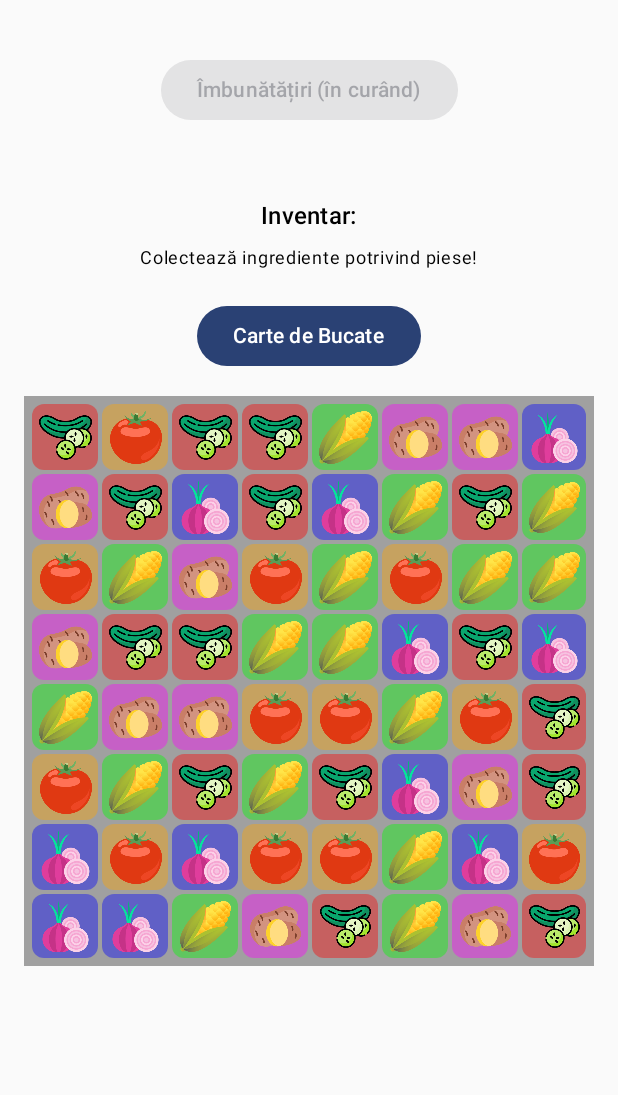
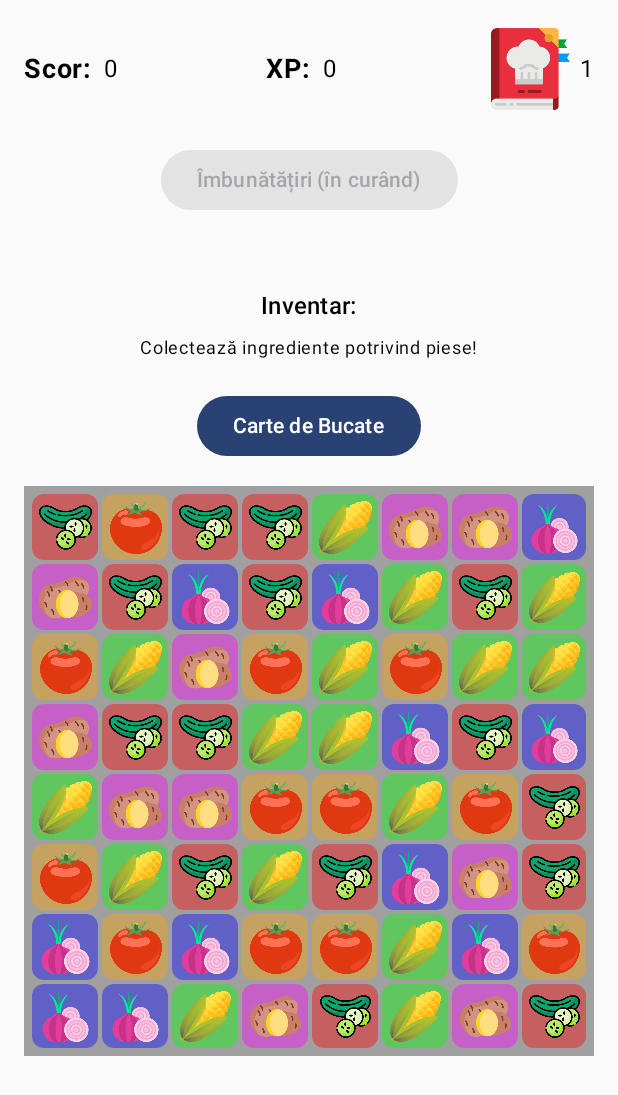
Before and after one commit to nycol332/Match3PuzzleGameCompose, an Android app built with Jetpack Compose: the screen it shows after launch (MainActivity), on a phone screen of 412 x 824 dp. Shown: the top 1095 px of the screen. Run offline under Robolectric (Android 15) with nearby library versions, the phone set to English and light mode, and no system bars.

Commit message:
Concept - unlocks recipe by level + shows no. of available recipes on screen

```diff
--- a/app/src/main/java/com/example/match3puzzlegame/MainActivity.kt
+++ b/app/src/main/java/com/example/match3puzzlegame/MainActivity.kt
@@ -74,7 +74,8 @@ data class LevelData(
     val levelId: Int,
     val name: String,
     val objectives: List<LevelObjective>,
-    val maxMoves: Int
+    val maxMoves: Int,
+    val unlocksRecipeIds: List<Int> = emptyList() //  Listă de ID-uri rețete deblocate
 )
 
 // Tipuri posibile de obiective
@@ -131,27 +132,6 @@ val tileDrawables: Map<Int, Int> = mapOf(
 
 //Liste
 
-val initialRecipes = listOf(
-    Recipe(
-        id = 1,
-        name = "Gustare misterioasa",
-        description = "Cucumber + Corn",
-        ingredientsNeeded = mapOf(TILE_TYPE_1 to 5, TILE_TYPE_4 to 3) // 5 Roșii, 3 Mere (exemplu!)
-    ),
-    Recipe(
-        id = 2,
-        name = "Salata misterioasa",
-        description = "Tomato + Corn",
-        ingredientsNeeded = mapOf(TILE_TYPE_2 to 4, TILE_TYPE_4 to 4) // 4 Portocale, 4 Mere
-    ),
-    Recipe(
-        id = 3,
-        name = "Tocăniță Misterioasă",
-        description = "Cucumber + Potato + Onion",
-        ingredientsNeeded = mapOf(TILE_TYPE_1 to 3, TILE_TYPE_5 to 6, TILE_TYPE_3 to 2) // 3 Roșii, 6 Vinete, 2 Afine
-    )
-)
-
 // --- Date Nivele Inițiale ---
 val gameLevels = listOf(
     LevelData(
@@ -160,7 +140,8 @@ val gameLevels = listOf(
         objectives = listOf(
             LevelObjective(ObjectiveType.COLLECT_INGREDIENTS, TILE_TYPE_2, 15) // Colectează 15 Roșii
         ),
-        maxMoves = 20
+        maxMoves = 20,
+        unlocksRecipeIds = listOf(2)
     ),
     LevelData(
         levelId = 2,
@@ -168,7 +149,8 @@ val gameLevels = listOf(
         objectives = listOf(
             LevelObjective(ObjectiveType.COOK_RECIPES, 1, 1) // Gătește Salata Proaspătă (ID 1) o dată
         ),
-        maxMoves = 25
+        maxMoves = 25,
+        unlocksRecipeIds = listOf(3)
     ),
     LevelData(
         levelId = 3,
@@ -177,11 +159,59 @@ val gameLevels = listOf(
             LevelObjective(ObjectiveType.COLLECT_INGREDIENTS, TILE_TYPE_5, 20), // 20 Cartofi
             LevelObjective(ObjectiveType.REACH_SCORE, 0, 5000) // Atinge 5000 puncte
         ),
-        maxMoves = 30
+        maxMoves = 30,
+        unlocksRecipeIds = listOf(4)
+    ),
+    LevelData(
+        levelId = 4,
+        name = "Festivalul Recoltei",
+        objectives = listOf(
+            LevelObjective(ObjectiveType.COOK_RECIPES, 2, 2), // Gătește Garnitura de Porumb de 2 ori
+            LevelObjective(ObjectiveType.COLLECT_INGREDIENTS, TILE_TYPE_4, 30) // 30 Porumb
+        ),
+        maxMoves = 35,
+        unlocksRecipeIds = listOf(5) // Deblochează Supa Cremă (4)
     )
+
+
+
     // Adaugă mai multe nivele
 )
 
+val allPossibleRecipes = listOf(
+    Recipe(
+        id = 1,
+        name = "Salată Proaspătă",
+        description = "Perfectă pentru o zi de vară.",
+        ingredientsNeeded = mapOf(TILE_TYPE_1 to 5, TILE_TYPE_2 to 3, TILE_TYPE_3 to 2) // 5 Castraveți, 3 Roșii, 2 Cepe
+    ),
+    Recipe(
+        id = 2,
+        name = "Garnitură de Porumb",
+        description = "Simplu și gustos.",
+        ingredientsNeeded = mapOf(TILE_TYPE_4 to 8, TILE_TYPE_1 to 2) // 8 Porumb, 2 Castraveți
+    ),
+    Recipe(
+        id = 3,
+        name = "Tocăniță de Legume",
+        description = "Sățioasă și aromată.",
+        ingredientsNeeded = mapOf(TILE_TYPE_5 to 6, TILE_TYPE_2 to 4, TILE_TYPE_3 to 3) // 6 Cartofi, 4 Roșii, 3 Cepe
+    ),
+    // --- Adaugă mai multe rețete aici ---
+    Recipe(
+        id = 4,
+        name = "Supă Cremă de Roșii",
+        description = "Clasică și reconfortantă.",
+        ingredientsNeeded = mapOf(TILE_TYPE_2 to 10, TILE_TYPE_3 to 4) // 10 Roșii, 4 Cepe
+    ),
+    Recipe(
+        id = 5,
+        name = "Cartofi la Cuptor",
+        description = "Cu ierburi aromatice.",
+        ingredientsNeeded = mapOf(TILE_TYPE_5 to 12, TILE_TYPE_3 to 2) // 12 Cartofi, 2 Cepe
+    )
+)
+val initialRecipes = allPossibleRecipes.filter { it.id == 1 }
 
 
 
@@ -271,8 +301,9 @@ fun Match3GameApp() {
     var gameState by remember { mutableStateOf("Playing") }
     var selectedRecipeToShow by remember { mutableStateOf<Recipe?>(null) } // Pentru dialog
     var showRecipeBookScreen by remember { mutableStateOf(false) } // Pentru navigare ecran
-    val availableRecipes by remember { mutableStateOf(initialRecipes) } // Lista rețetelor
+    var availableRecipes by remember { mutableStateOf(initialRecipes.toMutableList()) } // Lista rețetelor
     val context = LocalContext.current // Obține contextul aici
+    var playerXP by remember { mutableStateOf(0) } // --- Starea pentru Experiență ---
 
 
     // === LOGICA JOCULUI  ===
@@ -430,10 +461,40 @@ fun Match3GameApp() {
             // --- CONDIȚIE DE VICTORIE ---
             Log.i(TAG, "Level ${currentLevelData.levelId} WON!")
             gameState = "Won"
+
+            // --- Deblochează Rețete ---
+            val newlyUnlockedRecipes = mutableListOf<String>()
+            currentLevelData.unlocksRecipeIds.forEach { recipeId ->
+
+                Log.d(TAG, "Checking unlock for Recipe ID: $recipeId")
+
+                // Verifică dacă rețeta NU este deja în lista availableRecipes
+                if (availableRecipes.none { it.id == recipeId }) {
+
+                    Log.d(TAG, "Recipe ID $recipeId is NOT already available.")
+
+                    // Găsește rețeta completă în lista globală
+                    allPossibleRecipes.find { it.id == recipeId }?.let { recipeToAdd ->
+                        Log.d(TAG, "Found recipe to add: ${recipeToAdd.name}")
+                        // Adaugă la lista de stare (important: creăm o listă NOUĂ pentru a trigera recompoziția)
+                        availableRecipes = (availableRecipes + recipeToAdd).toMutableList()
+                        newlyUnlockedRecipes.add(recipeToAdd.name)
+                        Log.i(TAG, "Unlocked recipe: ${recipeToAdd.name}. New available list size: ${availableRecipes.size}")
+
+                    }
+                        ?: Log.w(TAG, "Recipe ID $recipeId to unlock not found in allPossibleRecipes!")
+                } else {
+                    Log.d(TAG, "Recipe ID $recipeId IS already available. Skipping.") // LOG NOU
+                }
+            }
+
+            var winMessage = "Nivel ${currentLevelData.levelId} Terminat!"
+            if (newlyUnlockedRecipes.isNotEmpty()) {
+                winMessage += "\nRețete noi: ${newlyUnlockedRecipes.joinToString()}"
+            }
+            feedbackMessage = winMessage
             playSound(context, R.raw.win) // ---  Redă sunetul de victorie ---
             feedbackMessage = "Nivel ${currentLevelData.levelId} Terminat!"
-            // TODO: Afișează un dialog/ecran de victorie
-            // TODO: Pregătește trecerea la nivelul următor (ex: incrementează currentLevelIndex după o acțiune a userului)
         } else if (movesLeft <= 0) {
             // --- CONDIȚIE DE ÎNFRÂNGERE ---
             Log.i(TAG, "Level ${currentLevelData.levelId} LOST! No moves left.")
@@ -719,27 +780,35 @@ fun Match3GameApp() {
         inventory = updatedInventory // Actualizează starea inventarului
         playSound(context, R.raw.gatire) // --- Redă sunetul de gătit ---
 
-        // ---  Actualizează progresul pentru obiectivele de gătit ---
-        val updatedProgress = objectiveProgress.toMutableMap()
-        currentLevelData?.objectives?.forEach { objective ->
-            if (objective.type == ObjectiveType.COOK_RECIPES && objective.targetId == recipe.id) {
-                val currentProg = updatedProgress[objective] ?: 0
-                // Incrementează progresul, limitat la țintă
-                updatedProgress[objective] =
-                    (currentProg + 1).coerceAtMost(objective.targetQuantity)
-                Log.d(
-                    TAG,
-                    "Cook objective progress for ${recipe.name}: ${updatedProgress[objective]}/${objective.targetQuantity}"
-                )
-            }
-        }
-        objectiveProgress = updatedProgress // Aplică actualizările
+        val xpGained = 50 // Exemplu: 50 XP per rețetă
+        playerXP += xpGained
+        Log.d(TAG, "Gained $xpGained XP. Total XP: $playerXP")
 
-        feedbackMessage = "Ai gătit ${recipe.name} cu succes! Delicios!"
+        feedbackMessage = "Ai gătit ${recipe.name}! +$xpGained XP" // Mesaj actualizat
         selectedRecipeToShow = null
+        checkLevelEndCondition()
+
+//        // ---  Actualizează progresul pentru obiectivele de gătit ---
+//        val updatedProgress = objectiveProgress.toMutableMap()
+//        currentLevelData?.objectives?.forEach { objective ->
+//            if (objective.type == ObjectiveType.COOK_RECIPES && objective.targetId == recipe.id) {
+//                val currentProg = updatedProgress[objective] ?: 0
+//                // Incrementează progresul, limitat la țintă
+//                updatedProgress[objective] =
+//                    (currentProg + 1).coerceAtMost(objective.targetQuantity)
+//                Log.d(
+//                    TAG,
+//                    "Cook objective progress for ${recipe.name}: ${updatedProgress[objective]}/${objective.targetQuantity}"
+//                )
+//            }
+//        }
+//        objectiveProgress = updatedProgress // Aplică actualizările
+
+//        feedbackMessage = "Ai gătit ${recipe.name} cu succes! Delicios!"
+//        selectedRecipeToShow = null
 
         // ---  Verifică finalul nivelului DUPĂ gătit ---
-        checkLevelEndCondition()
+//        checkLevelEndCondition()
 
         // TODO: Adaugă aici recompense reale (XP, monedă, etc.)
     }
@@ -747,7 +816,7 @@ fun Match3GameApp() {
 
 
  // --- Resetare la începutul nivelului ---
-    LaunchedEffect(currentLevelData) {
+    LaunchedEffect(currentLevelIndex) {
         Log.d(TAG, "--- LaunchedEffect triggered for level: ${currentLevelData?.levelId} ---") // LOG NOU
         val levelData = gameLevels.getOrNull(currentLevelIndex) // Obține datele aici
         if (levelData != null) {
@@ -758,6 +827,7 @@ fun Match3GameApp() {
             Log.d(TAG, "movesLeft reset to: ${levelData.maxMoves}")
             objectiveProgress = levelData.objectives.associateWith { 0 }
             // ... restul resetărilor ...
+            score = 0
             gameState = "Playing"
         } else {
             Log.e(TAG, "Invalid level index: $currentLevelIndex")
@@ -836,6 +906,8 @@ fun Match3GameApp() {
             tilesBeingMatched = tilesBeingMatched,
             isProcessing = isProcessing || !swapAnimationFinished, // Combină stările de blocare
             gameState = gameState,
+            playerXP = playerXP, // Pasează XP-ul
+            availableRecipesCount = availableRecipes.size, // Numărul de rețete
             swappingTilesInfo = swappingTiles,
             tile1AnimatedOffset = tile1Offset.value,
             tile2AnimatedOffset = tile2Offset.value,
@@ -911,6 +983,8 @@ fun GameScreen(
     tilesBeingMatched: Set<TilePosition>,
     isProcessing: Boolean, // Indică dacă utilizatorul ar trebui blocat
     gameState: String,
+    playerXP: Int,
+    availableRecipesCount: Int,
     swappingTilesInfo: Pair<TilePosition, TilePosition>?,
     tile1AnimatedOffset: IntOffset,
     tile2AnimatedOffset: IntOffset,
@@ -941,7 +1015,28 @@ fun GameScreen(
         }
 
         // --- Afișaj Scor ---
-        Row(verticalAlignment = Alignment.CenterVertically) { /* ... Afișează score ... */ }
+        Row(
+            modifier = Modifier.fillMaxWidth(),
+            horizontalArrangement = Arrangement.SpaceBetween, // Aliniază la capete
+            verticalAlignment = Alignment.CenterVertically
+        ) {
+            Row(verticalAlignment = Alignment.CenterVertically) { // Grup Scor
+                Text("Scor:", fontSize = 18.sp, fontWeight = FontWeight.Bold)
+                Spacer(modifier = Modifier.width(8.dp))
+                Text(score.toString(), /* ... stil ... */)
+            }
+            Row(verticalAlignment = Alignment.CenterVertically) { // Grup XP
+                Text("XP:", fontSize = 18.sp, fontWeight = FontWeight.Bold)
+                Spacer(modifier = Modifier.width(8.dp))
+                Text(playerXP.toString(), /* ... stil ... */)
+            }
+            // Opcional: Poți adăuga și numărul de rețete aici
+            Row(verticalAlignment = Alignment.CenterVertically) {
+                Image(painterResource(id = R.drawable.carte), contentDescription = "Rețete", modifier = Modifier.size(60.dp)) // Adaugă o iconiță de carte
+                Spacer(modifier = Modifier.width(4.dp))
+                Text(availableRecipesCount.toString(), /* ... stil ... */)
+            }
+        }
         Spacer(modifier = Modifier.height(10.dp))
 
         // --- Afișaj Info Nivel ---
```
Also changed, not shown: app/src/main/res/drawable/carte.png (added).
